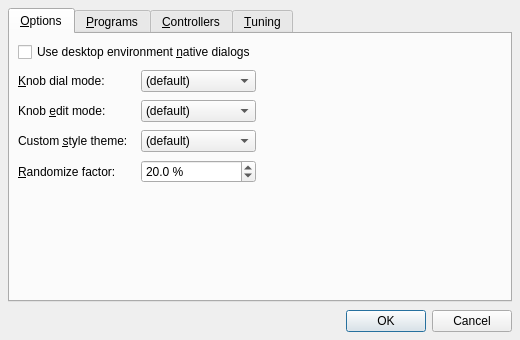
Before: the Qt Designer form src/synthv1widget_config.ui in rncbc/synthv1, drawn with Qt 5.
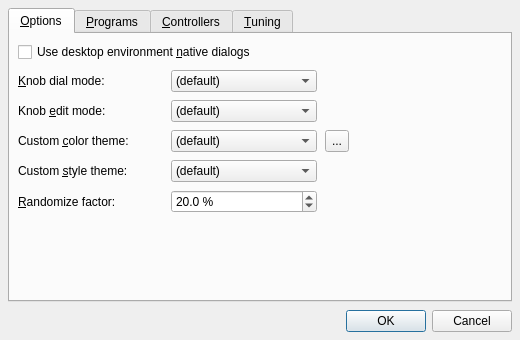
After: the same form once the commit is applied. Icons and pictures are not drawn. Custom widgets are drawn as their Qt base class.

Commit message: - Custom color (palette) theme editor introduced; color   (palette) theme changes are now effective immediately,   except on default. (EXPERIMENTAL)

The edit to the form file:
```diff
--- a/src/synthv1widget_config.ui
+++ b/src/synthv1widget_config.ui
@@ -50,7 +50,7 @@
        <string>Options</string>
       </attribute>
       <layout class="QGridLayout">
-       <item row="0" column="0" colspan="3">
+       <item row="0" column="0" colspan="4">
         <widget class="QCheckBox" name="UseNativeDialogsCheckBox">
          <property name="toolTip">
           <string>Whether to use desktop environment's native dialogs where applicable</string>
@@ -139,6 +139,63 @@
         </widget>
        </item>
        <item row="3" column="0">
+        <widget class="QLabel" name="CustomColorThemeTextLabel">
+         <property name="text">
+          <string>Custom &amp;color theme:</string>
+         </property>
+         <property name="buddy">
+          <cstring>CustomColorThemeComboBox</cstring>
+         </property>
+        </widget>
+       </item>
+       <item row="3" column="1">
+        <widget class="QComboBox" name="CustomColorThemeComboBox">
+         <property name="toolTip">
+          <string>Custom color palette theme</string>
+         </property>
+         <property name="editable">
+          <bool>false</bool>
+         </property>
+         <item>
+          <property name="text">
+           <string>(default)</string>
+          </property>
+         </item>
+         <item>
+          <property name="text">
+           <string>Wonton Soup</string>
+          </property>
+         </item>
+         <item>
+          <property name="text">
+           <string>KXStudio</string>
+          </property>
+         </item>
+        </widget>
+       </item>
+       <item row="3" column="2">
+        <widget class="QToolButton" name="CustomColorThemeToolButton">
+         <property name="minimumSize">
+          <size>
+           <width>22</width>
+           <height>22</height>
+          </size>
+         </property>
+         <property name="maximumSize">
+          <size>
+           <width>24</width>
+           <height>24</height>
+          </size>
+         </property>
+         <property name="toolTip">
+          <string>Manage custom color palette themes</string>
+         </property>
+         <property name="text">
+          <string>...</string>
+         </property>
+        </widget>
+       </item>
+       <item row="4" column="0">
         <widget class="QLabel" name="CustomStyleThemeTextLabel">
          <property name="text">
           <string>Custom &amp;style theme:</string>
@@ -148,7 +205,7 @@
          </property>
         </widget>
        </item>
-       <item row="3" column="1">
+       <item row="4" column="1">
         <widget class="QComboBox" name="CustomStyleThemeComboBox">
          <property name="toolTip">
           <string>Custom widget style theme</string>
@@ -163,7 +220,7 @@
          </item>
         </widget>
        </item>
-       <item row="4" column="0">
+       <item row="5" column="0">
         <widget class="QLabel" name="RandomizePercentTextLabel">
          <property name="text">
           <string>&amp;Randomize factor:</string>
@@ -173,7 +230,7 @@
          </property>
         </widget>
        </item>
-       <item row="4" column="1">
+       <item row="5" column="1">
         <widget class="QDoubleSpinBox" name="RandomizePercentSpinBox">
          <property name="toolTip">
           <string>Randomizer deviation from current value</string>
@@ -201,7 +258,7 @@
          </property>
         </widget>
        </item>
-       <item row="5" column="0" colspan="3">
+       <item row="6" column="0" colspan="4">
         <spacer>
          <property name="orientation">
           <enum>Qt::Vertical</enum>
```
Left out of the diff: 4 changed lines with no effect on the pictures. The commit also changes 16 other files.
